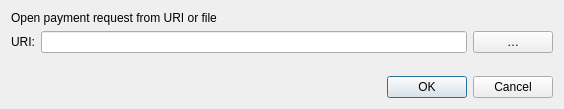
Above: src/qt/forms/openuridialog.ui from BlueDragon747/lithium before the change. Below: the same form after it.
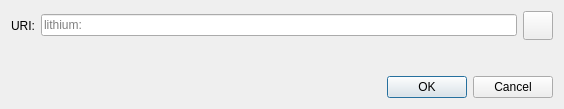
That is the form after the change. Icons and pictures are not drawn. Custom widgets are drawn as their Qt base class.

Commit message: Rebase Lithium onto Core 25.2

Patch:
```diff
--- a/src/qt/forms/openuridialog.ui
+++ b/src/qt/forms/openuridialog.ui
@@ -14,13 +14,6 @@
    <string>Open URI</string>
   </property>
   <layout class="QVBoxLayout" name="verticalLayout">
-   <item>
-    <widget class="QLabel" name="label_2">
-     <property name="text">
-      <string>Open payment request from URI or file</string>
-     </property>
-    </widget>
-   </item>
    <item>
     <layout class="QHBoxLayout" name="horizontalLayout">
      <item>
@@ -31,18 +24,30 @@
       </widget>
      </item>
      <item>
-      <widget class="QValidatedLineEdit" name="uriEdit"/>
+      <widget class="QValidatedLineEdit" name="uriEdit">
+       <property name="placeholderText">
+        <string notr="true">lithium:</string>
+       </property>
+      </widget>
      </item>
      <item>
-      <widget class="QPushButton" name="selectFileButton">
+      <widget class="QToolButton" name="pasteButton">
        <property name="toolTip">
         <string>Select payment request file</string>
        </property>
        <property name="text">
-        <string notr="true">…</string>
+        <string/>
        </property>
-       <property name="autoDefault">
-        <bool>false</bool>
+       <property name="icon">
+        <iconset resource="../lithium.qrc">
+         <normaloff>:/icons/editpaste</normaloff>:/icons/editpaste
+        </iconset>
+       </property>
+       <property name="iconSize">
+        <size>
+         <width>22</width>
+         <height>22</height>
+        </size>
        </property>
       </widget>
      </item>
```
Left out of the diff: 6 changed lines with no effect on the pictures. The commit also changes 2656 other files.
